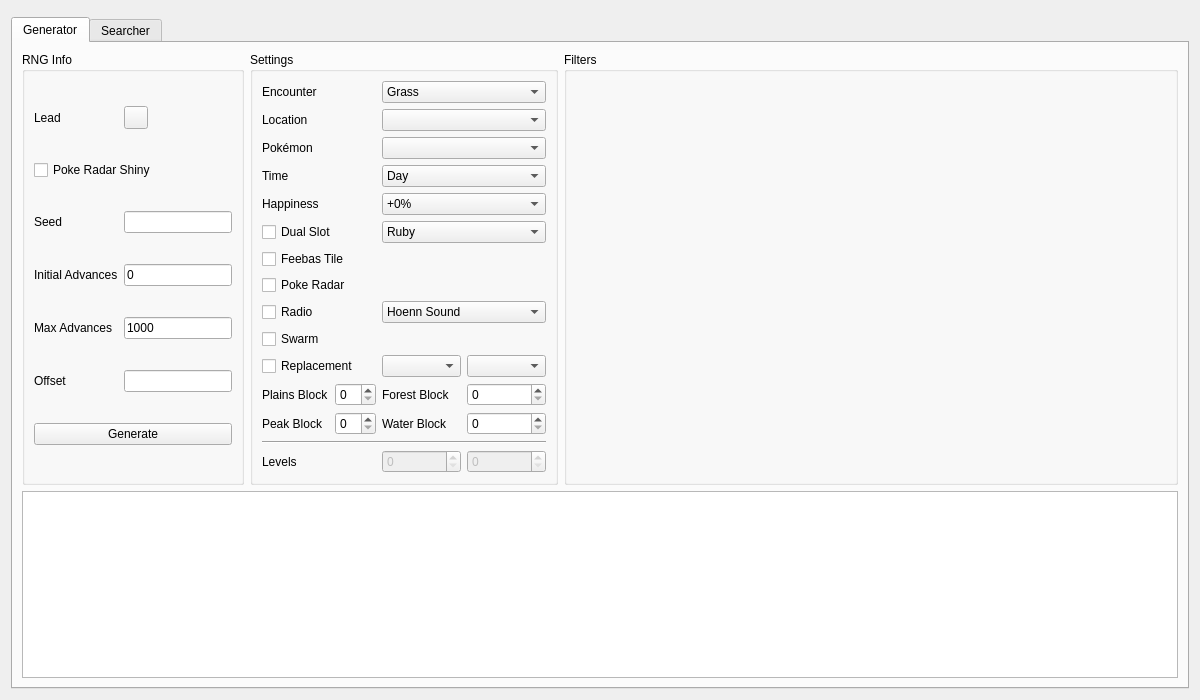
The window that Form/Gen4/Wild4.ui (Admiral-Fish/PokeFinder) describes before a commit, drawn with Qt 5.
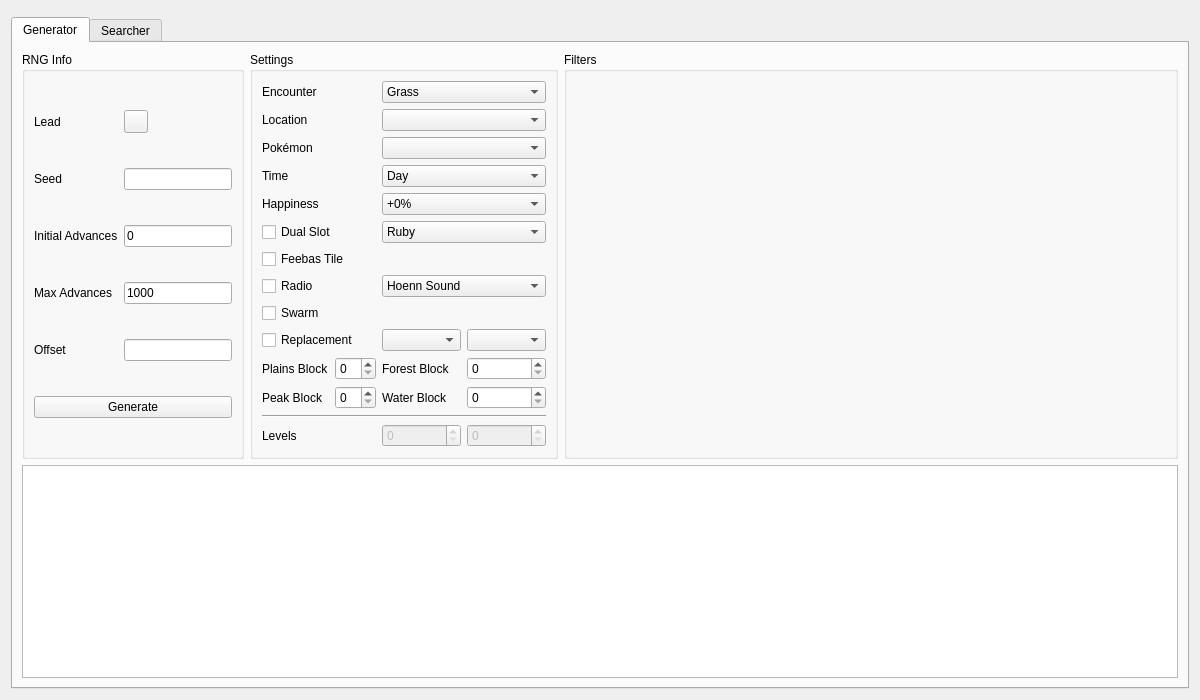
The same window after the commit. Custom widgets are drawn as their Qt base class.

Commit message: stage 6 - some stage 5 bugfixes + removing radar from wild

```diff
--- a/Form/Gen4/Wild4.ui
+++ b/Form/Gen4/Wild4.ui
@@ -40,13 +40,6 @@
           <item row="0" column="1">
            <widget class="ComboMenu" name="comboMenuGeneratorLead"/>
           </item>
-          <item row="1" column="0" colspan="2">
-           <widget class="QCheckBox" name="checkBoxGeneratorPokeRadarShiny">
-            <property name="text">
-             <string>Poke Radar Shiny</string>
-            </property>
-           </widget>
-          </item>
           <item row="2" column="0">
            <widget class="QLabel" name="labelGeneratorSeed">
             <property name="text">
@@ -308,16 +301,6 @@
             </property>
            </widget>
           </item>
-          <item row="7" column="0" colspan="4">
-           <widget class="QCheckBox" name="checkBoxGeneratorPokeRadar">
-            <property name="text">
-             <string>Poke Radar</string>
-            </property>
-            <attribute name="buttonGroup">
-             <string notr="true">buttonGroupGenerator</string>
-            </attribute>
-           </widget>
-          </item>
           <item row="8" column="0" colspan="2">
            <widget class="QCheckBox" name="checkBoxGeneratorRadio">
             <property name="text">
```
Left out of the diff: 21 changed lines with no effect on the pictures. The commit also changes 3 other files.
